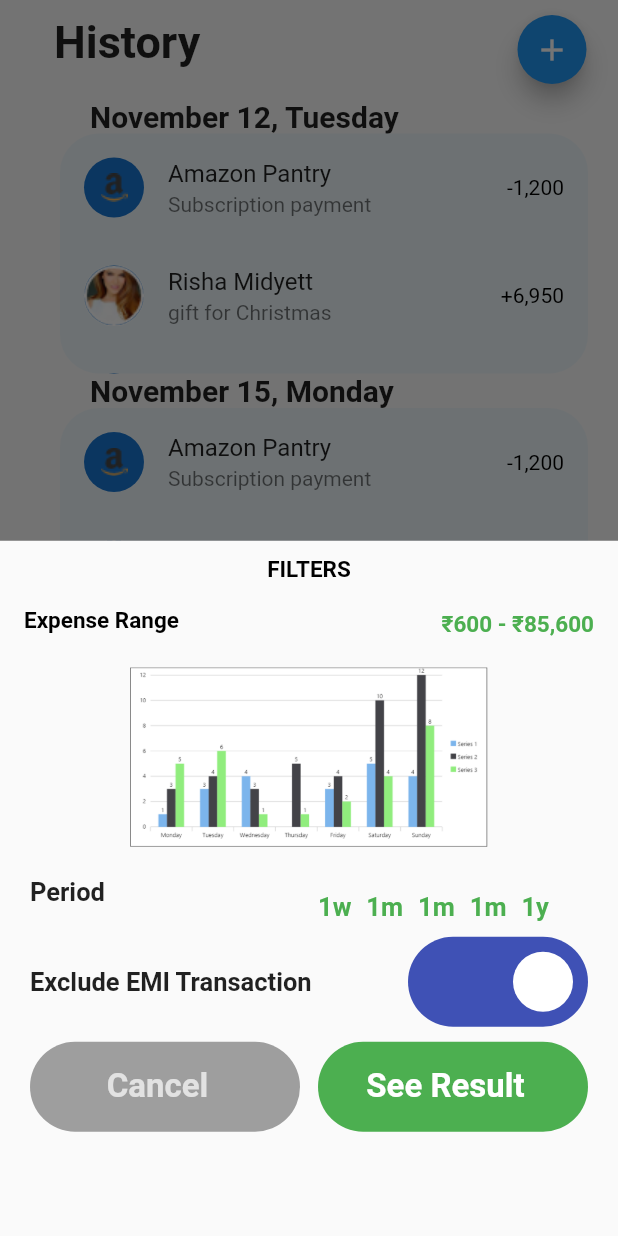
After one commit to engineertanmay/payment_wallet, a Flutter app: the LastHistory screen opened directly, after a tap on the "add" icon, on a phone screen of 412 x 824 dp. The commit adds this screen. Run offline on Flutter 3.47's test engine with Material 2 defaults, Android fonts, the phone set to English and light mode, and no system bars; our stand-ins replace get.

Commit message:
page name: last history page, page no-16,design has completed

```diff
--- /dev/null
+++ b/lib/core/bottomsheet_modal_widget.dart
@@ -0,0 +1,186 @@
+import 'package:flutter/material.dart';
+import 'package:flutter_projects/views/card_page.dart';
+import 'package:get/get.dart';
+
+class ModalBottomSheetClass {
+  static List<String> dateList = ["1w", "1m", "1m", "1m", "1y"];
+
+  static Widget ModalBottomSheet() {
+    return SingleChildScrollView(
+      child: Container(
+        decoration: BoxDecoration(
+          borderRadius: BorderRadius.only(
+            topLeft: Radius.circular(26),
+            topRight: Radius.circular(26),
+          ),
+        ),
+        child: Column(
+          children: [
+            SizedBox(
+              height: 10,
+            ),
+            Center(
+              child: Container(
+                child: Text(
+                  "FILTERS",
+                  style: TextStyle(
+                      color: Colors.black,
+                      fontSize: 15,
+                      fontWeight: FontWeight.bold),
+                ),
+              ),
+            ),
+
+            //appbar listTile widget========================
+            Container(
+              child: ListTile(
+                leading: Text(
+                  "Expense Range",
+                  style: TextStyle(
+                      color: Colors.black,
+                      fontSize: 15,
+                      fontWeight: FontWeight.bold),
+                ),
+                trailing: Text(
+                  "\u{20B9}600 - \u{20B9}85,600",
+                  style: TextStyle(
+                      color: Colors.green,
+                      fontWeight: FontWeight.bold,
+                      fontSize: 15),
+                ),
+              ),
+            ),
+
+            //bar chart widget==========================
+            Container(
+              child: Image.asset(
+                "assets/bar_chart.png",
+                height: 120,
+              ),
+            ),
+
+            //period widget with listview====================================
+            Container(
+              margin: EdgeInsets.only(left: 20),
+              child: Row(
+                mainAxisAlignment: MainAxisAlignment.spaceBetween,
+                children: [
+                  Text(
+                    "Period",
+                    style: TextStyle(fontSize: 17, fontWeight: FontWeight.bold),
+                  ),
+                  Container(
+                    padding: EdgeInsets.only(top: 30),
+                    height: 60,
+                    width: 200,
+                    child: ListView.builder(
+                        scrollDirection: Axis.horizontal,
+                        itemCount: ModalBottomSheetClass.dateList.length,
+                        itemBuilder: (context, index) {
+                          return Container(
+                            margin: EdgeInsets.only(right: 10),
+                            child: Text(
+                              ModalBottomSheetClass.dateList[index],
+                              style: TextStyle(
+                                  fontSize: 17,
+                                  fontWeight: FontWeight.bold,
+                                  color: Colors.green),
+                            ),
+                          );
+                        }),
+                  ),
+                ],
+              ),
+            ),
+
+            //exclude IMI transaction with button==================
+
+            Container(
+              margin: EdgeInsets.symmetric(horizontal: 20),
+              child: Row(
+                mainAxisAlignment: MainAxisAlignment.spaceBetween,
+                children: [
+                  Container(
+                    child: Text(
+                      "Exclude EMI Transaction",
+                      style: TextStyle(fontSize: 17, fontWeight: FontWeight.bold),
+                    ),
+                  ),
+
+                  InkWell(
+                    onTap: (){
+                      Get.to(CardPage());
+                    },
+                    child: Container(
+                      padding: EdgeInsets.only(right: 10),
+                      alignment: Alignment.centerRight,
+                      width: 120,
+                      height: 60,
+                      decoration: BoxDecoration(
+                        color: Colors.indigo,
+                        borderRadius: BorderRadius.circular(35),
+                      ),
+                      child: CircleAvatar(
+                        backgroundColor: Colors.white,
+                        radius: 20,
+                      ),
+                    ),
+                  ),
+                ],
+              ),
+            ),
+
+            SizedBox(height: 10,),
+            //cancel and see result button widget===================
+            Container(
+              margin: EdgeInsets.symmetric(horizontal: 20),
+              child: Row(
+                mainAxisAlignment: MainAxisAlignment.spaceBetween,
+                children: [
+
+                  InkWell(
+                    onTap: (){
+                      Get.to(CardPage());
+                    },
+                    child: Container(
+                      padding: EdgeInsets.only(right: 10),
+                      alignment: Alignment.center,
+                      width: 180,
+                      height: 60,
+                      decoration: BoxDecoration(
+                        color: Colors.grey,
+                        borderRadius: BorderRadius.circular(35),
+                      ),
+                      child: Text(
+                        "Cancel",style:TextStyle(color:Colors.white70,fontWeight: FontWeight.bold,fontSize: 22),
+                      ),
+                    ),
+                  ),
+                  InkWell(
+                    onTap: (){
+                      Get.to(CardPage());
+                    },
+                    child: Container(
+                      padding: EdgeInsets.only(right: 10),
+                      alignment: Alignment.center,
+                      width: 180,
+                      height: 60,
+                      decoration: BoxDecoration(
+                        color: Colors.green,
+                        borderRadius: BorderRadius.circular(35),
+                      ),
+                      child: Text(
+                        "See Result",style:TextStyle(color:Colors.white,fontWeight: FontWeight.bold,fontSize: 22),
+                      ),
+                    ),
+                  ),
+
+                ],
+              ),
+            ),
+          ],
+        ),
+      ),
+    );
+  }
+}
--- a/lib/core/list_tile_widget.dart
+++ /dev/null
@@ -1,9 +0,0 @@
-import 'package:flutter/material.dart';
-
-class ListTileClass {
-  static Widget menuListTileFun() {
-    return ListTile(
-
-    );
-  }
-}
--- a/lib/core/share/share_widget.dart
+++ b/lib/core/share/share_widget.dart
@@ -35,7 +35,7 @@ static Widget HistoryHeadingFun(String title){
             child: Text(ListBuilderListClass.recentTransactionList[index].details),
           ),
           trailing: Container(
-            child: Text(ListBuilderListClass.recentTransactionList[index].values,style: TextStyle(color: Colors.red),),
+            child: Text(ListBuilderListClass.recentTransactionList[index].values,style: TextStyle(color: Colors.black),),
           ),
         );
       },
@@ -85,7 +85,7 @@ static Widget HistoryHeadingFun(String title){
             child: Text(ListBuilderListClass.recentTransactionList[index].details),
           ),
           trailing: Container(
-            child: Text(ListBuilderListClass.recentTransactionList[index].values,style: TextStyle(color: Colors.red),),
+            child: Text(ListBuilderListClass.recentTransactionList[index].values,style: TextStyle(color: Colors.black),),
           ),
         );
       },
--- a/lib/main.dart
+++ b/lib/main.dart
@@ -1,7 +1,9 @@
 import 'package:flutter/material.dart';
+import 'package:flutter_projects/views/card_page.dart';
 import 'package:flutter_projects/views/get_started_signing_page.dart';
 import 'package:flutter_projects/views/help_home_page.dart';
 import 'package:flutter_projects/views/history_homepage.dart';
+import 'package:flutter_projects/views/last_history_page.dart';
 import 'package:flutter_projects/views/last_update_balance_page.dart';
 import 'package:flutter_projects/views/login_with_pin_page.dart';
 import 'package:flutter_projects/views/menu_home_page.dart';
@@ -63,7 +65,14 @@ class MyApp extends StatelessWidget {
       // home: ScanAndPayClass(),
 
       //page name:History,page no-15
-      home: History(),
+      // home: History(),
+
+      //page name:History,page no-16
+      // home: LastHistory(),
+
+      //page name:Card,page no-17
+      home: CardPage(),
+
 
     );
   }
--- /dev/null
+++ b/lib/views/card_page.dart
@@ -0,0 +1,7 @@
+import 'package:flutter/material.dart';
+class CardPage extends StatelessWidget {
+  @override
+  Widget build(BuildContext context) {
+    return Container();
+  }
+}
--- a/lib/views/history_homepage.dart
+++ b/lib/views/history_homepage.dart
@@ -1,6 +1,8 @@
 import 'package:flutter/material.dart';
 import 'package:flutter_projects/core/listview_widgets.dart';
 import 'package:flutter_projects/core/share/share_widget.dart';
+import 'package:flutter_projects/views/last_history_page.dart';
+import 'package:get/get.dart';
 class History extends StatelessWidget {
   @override
   Widget build(BuildContext context) {
@@ -29,7 +31,11 @@ class History extends StatelessWidget {
 
 
               Expanded(
-                  child:Container(
+                  child:InkWell(
+                    onTap: (){
+                      Get.to(LastHistory());
+                    },
+                    child: Container(
                       margin: EdgeInsets.symmetric(horizontal: 20),
                       height: 2000,
                       child: Column(
@@ -77,6 +83,7 @@ class History extends StatelessWidget {
                       ),
                     ),
                   ),
+              ),
 
             ],
           ),
--- /dev/null
+++ b/lib/views/last_history_page.dart
@@ -0,0 +1,128 @@
+import 'package:flutter/cupertino.dart';
+import 'package:flutter/material.dart';
+import 'package:flutter_projects/core/bottomsheet_modal_widget.dart';
+import 'package:flutter_projects/core/share/share_widget.dart';
+import 'package:flutter_projects/views/card_page.dart';
+import 'package:get/get.dart';
+class LastHistory extends StatelessWidget {
+
+
+  //modal bottom sheet for last history============================
+   void displayBottomSheet(BuildContext context) {
+      showModalBottomSheet(
+          context: context,
+          builder: (ctx) {
+            return Container(
+
+              // height: MediaQuery.of(context).size.height  * 0.4,
+              height: MediaQuery.of(context).size.height,
+              width: MediaQuery.of(context).size.width,
+              child: ModalBottomSheetClass.ModalBottomSheet(),
+            );
+          });
+    }
+
+
+
+
+  @override
+  Widget build(BuildContext context) {
+    return Scaffold(
+      body: SafeArea(
+        child: Container(
+          margin: EdgeInsets.only(left: 20),
+          child: Column(
+            children: [
+              //modal bottom sheet floating action button============
+
+
+              //appbar listTile widget===============================
+              Container(
+                alignment: Alignment.topLeft,
+                child: ListTile(
+                  leading: Container(
+                    child: Text("History",style: TextStyle(fontSize: 30,fontWeight: FontWeight.bold,),),
+                  ),
+                  trailing: Container(
+                    padding: EdgeInsets.only(top: 10),
+                    child: FloatingActionButton(
+                      onPressed:() =>  displayBottomSheet(context),
+                      child: Icon(Icons.add),
+                    ),
+                  ),
+                ),
+              ),
+
+              SizedBox(height: 10,),
+
+
+
+              Expanded(
+                child:InkWell(
+                  onTap: (){
+                    Get.to(LastHistory());
+                  },
+                  child: Container(
+                    margin: EdgeInsets.symmetric(horizontal: 20),
+                    child: Column(
+                      children: [
+                        //listTile heading widget=======================
+                        ShareWidgetClass.HistoryHeadingFun("November 12, Tuesday"),
+                        //First listview widget=================================
+                        Container(
+                          decoration: BoxDecoration(
+                            color: Color(0xffeef7fb),
+                            borderRadius: BorderRadius.circular(26),
+                          ),
+                          height: 160,
+                          child: ShareWidgetClass.HistoryFirstListFun(),
+                        ),
+
+
+
+                        //second list view heading====================
+                        ShareWidgetClass.HistoryHeadingFun("November 15, Monday"),
+                        //second listview widget=================================
+                        Container(
+                          decoration: BoxDecoration(
+                            color: Color(0xffeef7fb),
+                            borderRadius: BorderRadius.circular(26),
+                          ),
+                          height: 150,
+                          child: ShareWidgetClass.HistorySecondListFun(),
+                        ),
+
+
+
+                        //third list view heading====================
+                        ShareWidgetClass.HistoryHeadingFun("November 20, Wednesday"),
+                        //First listview widget=================================
+                        Container(
+                          decoration: BoxDecoration(
+                            color: Color(0xffeef7fb),
+                            borderRadius: BorderRadius.circular(26),
+                          ),
+                          height: 150,
+                          child: ShareWidgetClass.HistoryThirdListFun(),
+                        ),
+                      ],
+                    ),
+                  ),
+                ),
+              ),
+
+
+
+
+            ],
+
+
+
+
+
+          ),
+        ),
+      ),
+    );
+  }
+}
--- a/lib/views/menu_home_page.dart
+++ b/lib/views/menu_home_page.dart
@@ -1,6 +1,6 @@
 import 'package:flutter/cupertino.dart';
 import 'package:flutter/material.dart';
-import 'package:flutter_projects/core/list_tile_widget.dart';
+import 'package:flutter_projects/core/bottomsheet_modal_widget.dart';
 import 'package:flutter_projects/core/listview_widgets.dart';
 import 'package:flutter_projects/views/last_update_balance_page.dart';
 import 'package:get/get.dart';
--- a/lib/views/scan_and_pay_homepage.dart
+++ b/lib/views/scan_and_pay_homepage.dart
@@ -1,5 +1,4 @@
 import 'package:flutter/material.dart';
-import 'package:flutter_spinkit/flutter_spinkit.dart';
 import 'package:get/get.dart';
 
 import 'history_homepage.dart';
--- a/pubspec.yaml
+++ b/pubspec.yaml
@@ -30,7 +30,7 @@ dependencies:
   cupertino_icons: ^1.0.0
   get: ^3.23.1
   flutter_svg:
-  flutter_spinkit: "^4.1.2"
+  charts_flutter: ^0.8.1
 
 dev_dependencies:
   flutter_test:
```
Also changed, not shown: assets/bar_chart.png (added), pubspec.lock. Lines whose indentation alone changed are shown as unchanged.
